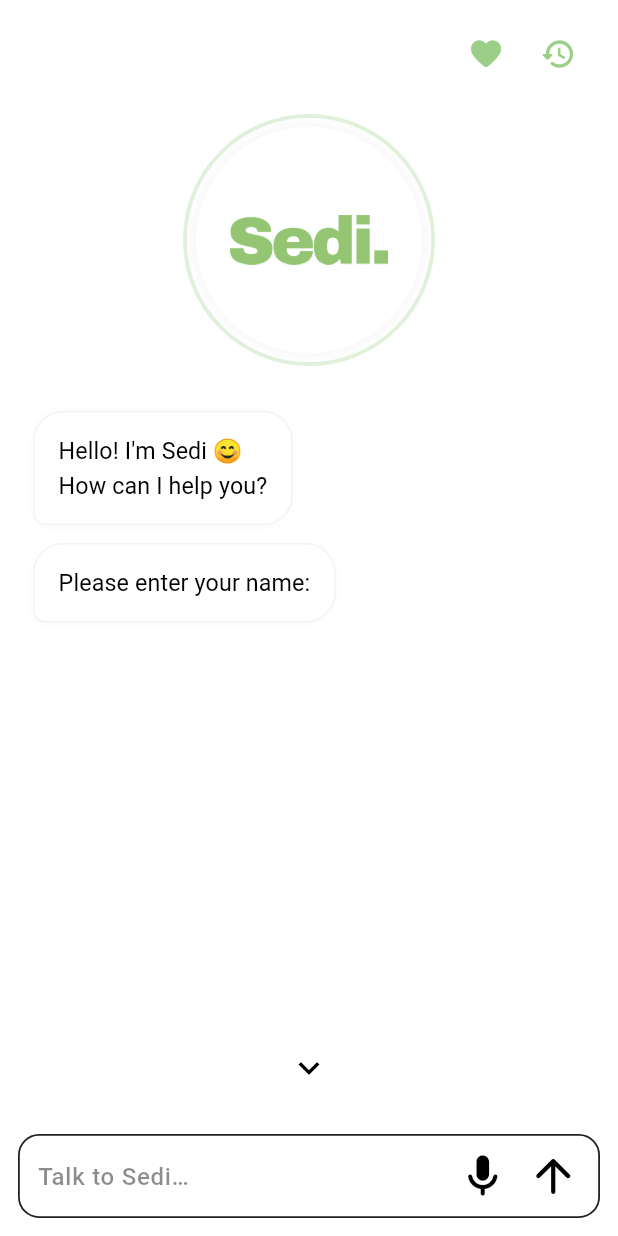
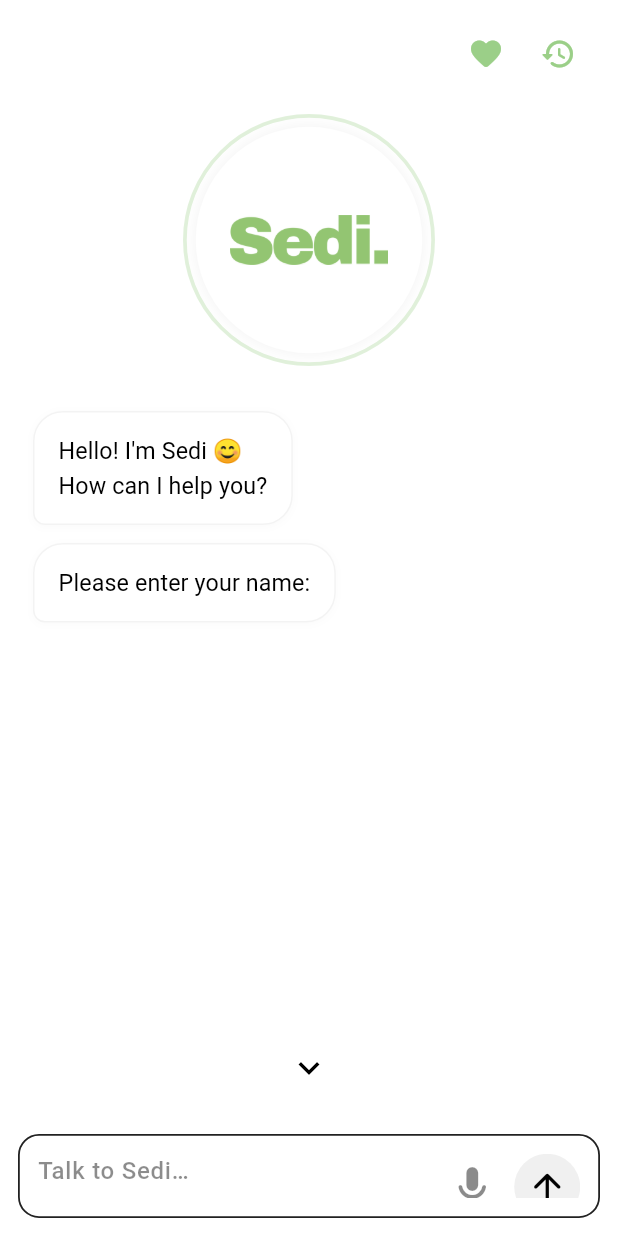
Before and after one commit to javadmeighani-oss/sedi-frontend, a Flutter app: the screen it shows after launch, on a phone screen of 412 x 824 dp. Run offline on Flutter 3.47's test engine with Material 3 defaults, Android fonts, the phone set to English and light mode, and no system bars; our stand-ins replace shared_preferences.

Commit message:
ui(input): polish actions layout and touch feedback

```diff
--- a/lib/features/chat/presentation/widgets/input_bar.dart
+++ b/lib/features/chat/presentation/widgets/input_bar.dart
@@ -33,9 +33,7 @@ class _InputBarState extends State<InputBar> {
     super.initState();
     _focusNode.addListener(() {
       if (!mounted) return;
-      setState(() {
-        _expanded = _focusNode.hasFocus;
-      });
+      setState(() => _expanded = _focusNode.hasFocus);
     });
   }
 
@@ -61,33 +59,27 @@ class _InputBarState extends State<InputBar> {
       child: AnimatedContainer(
         duration: const Duration(milliseconds: 220),
         curve: Curves.easeOut,
-        height: _expanded ? 120 : 56,
+        height: _expanded ? 130 : 56,
         margin: const EdgeInsets.fromLTRB(12, 0, 12, 12),
-        padding: const EdgeInsets.symmetric(horizontal: 12),
+        padding: const EdgeInsets.all(12),
         decoration: BoxDecoration(
           color: Colors.white,
           borderRadius: BorderRadius.circular(14),
-          border: Border.all(
-            color: Colors.black87,
-            width: 1.2, // فقط همین کادر باید دیده شود
+          border: Border.all(color: Colors.black87, width: 1.2),
         ),
-        ),
-        child: Row(
-          crossAxisAlignment:
-              _expanded ? CrossAxisAlignment.start : CrossAxisAlignment.center,
+        child: Stack(
           children: [
             // ================= TEXT =================
-            Expanded(
+            Positioned(
+              left: 0,
+              right: _expanded ? 0 : 90,
+              top: 0,
               child: Theme(
-                // 🔴 خنثی‌سازی کامل Theme سراسری فقط در این ویجت
                 data: Theme.of(context).copyWith(
                   inputDecorationTheme: const InputDecorationTheme(
                     border: InputBorder.none,
                     enabledBorder: InputBorder.none,
                     focusedBorder: InputBorder.none,
-                    disabledBorder: InputBorder.none,
-                    errorBorder: InputBorder.none,
-                    focusedErrorBorder: InputBorder.none,
                   ),
                 ),
                 child: TextField(
@@ -102,54 +94,58 @@ class _InputBarState extends State<InputBar> {
                   ),
                   decoration: InputDecoration(
                     hintText: widget.hintText,
-                    hintStyle: const TextStyle(
-                      color: Colors.black45,
-                    ),
+                    hintStyle: const TextStyle(color: Colors.black45),
                     isCollapsed: true,
                     contentPadding: EdgeInsets.zero,
-                    border: InputBorder.none,
                   ),
                 ),
               ),
             ),
 
-            const SizedBox(width: 8),
-
-            // ================= MIC =================
+            // ================= ACTIONS =================
+            Positioned(
+              right: 0,
+              bottom: _expanded ? 0 : null,
+              top: _expanded ? null : 0,
+              child: Row(
+                crossAxisAlignment: CrossAxisAlignment.center,
+                children: [
+                  // -------- MIC --------
                   GestureDetector(
                     onTap: widget.isRecording
                         ? widget.onStopRecordingAndSend
                         : widget.onStartRecording,
-              child: Row(
-                children: [
-                  const Icon(
+                    child: AnimatedOpacity(
+                      duration: const Duration(milliseconds: 150),
+                      opacity: widget.isRecording ? 1.0 : 0.45,
+                      child: const Icon(
                         Icons.mic_rounded,
-                    size: 34, // بزرگ‌تر (×۲)
+                        size: 32,
                         color: Colors.black,
                       ),
-                  if (widget.isRecording) ...[
-                    const SizedBox(width: 6),
-                    Text(
-                      widget.recordingTime,
-                      style: const TextStyle(
-                        fontSize: 12,
-                        color: Colors.black,
-                      ),
-                    ),
-                  ],
-                ],
                     ),
                   ),
 
                   const SizedBox(width: 12),
 
-            // ================= SEND =================
+                  // -------- SEND --------
                   GestureDetector(
                     onTap: _send,
+                    child: AnimatedContainer(
+                      duration: const Duration(milliseconds: 150),
+                      padding: const EdgeInsets.all(8),
+                      decoration: BoxDecoration(
+                        shape: BoxShape.circle,
+                        color: Colors.black.withOpacity(0.06),
+                      ),
                       child: const Icon(
                         Icons.arrow_upward_rounded,
-                size: 36, // بزرگ‌تر (×۲)
+                        size: 28,
                         color: Colors.black,
+                      ),
+                    ),
+                  ),
+                ],
               ),
             ),
           ],
```
Lines whose indentation alone changed are shown as unchanged.
